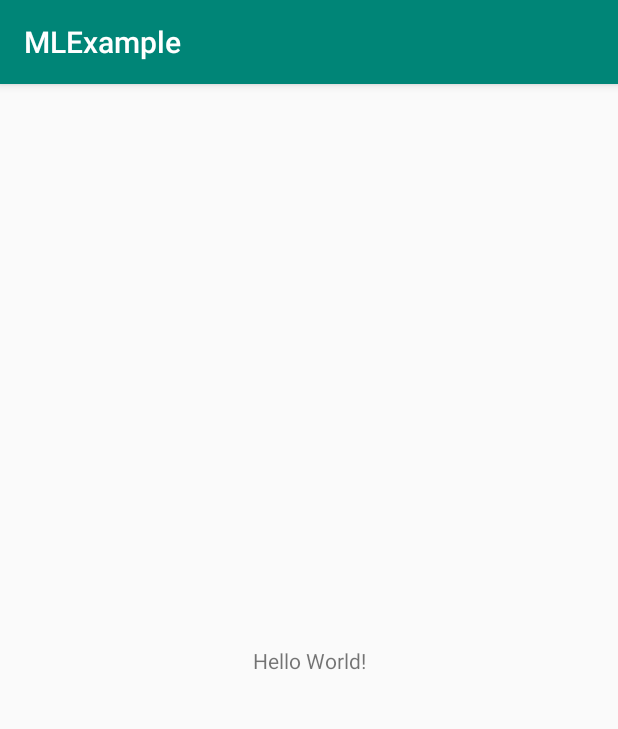
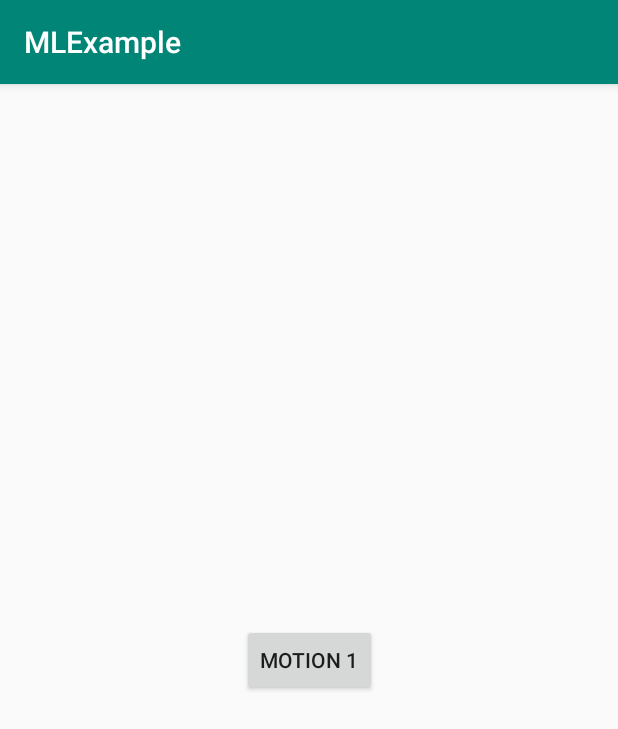
Before and after one commit to TalhaTZA/AndroidKotlin_MotionLayoutDemo, an Android app: the screen it shows after launch (MainActivity), on a phone screen of 412 x 824 dp. Shown: the top 729 px of the screen. Run offline under Robolectric (Android 15) with nearby library versions, the phone set to English and light mode, and no system bars; our stand-ins replace data binding.

Commit message:
ADD basic motion

```diff
--- a/app/src/main/AndroidManifest.xml
+++ b/app/src/main/AndroidManifest.xml
@@ -16,6 +16,8 @@
                 <category android:name="android.intent.category.LAUNCHER"/>
             </intent-filter>
         </activity>
+        <activity android:name=".MotionBasic1Activity">
+        </activity>
     </application>
 
 </manifest>
--- a/app/src/main/java/kt/enterprises/com/mlexample/MainActivity.kt
+++ b/app/src/main/java/kt/enterprises/com/mlexample/MainActivity.kt
@@ -1,12 +1,39 @@
 package kt.enterprises.com.mlexample
 
+import android.content.Intent
 import androidx.appcompat.app.AppCompatActivity
 import android.os.Bundle
+import android.view.View
+import androidx.databinding.DataBindingUtil
+import kt.enterprises.com.mlexample.databinding.ActivityMainBinding
 
-class MainActivity : AppCompatActivity() {
+class MainActivity : AppCompatActivity() , View.OnClickListener {
+
+
+    private lateinit var mBinding: ActivityMainBinding
 
     override fun onCreate(savedInstanceState: Bundle?) {
         super.onCreate(savedInstanceState)
         setContentView(R.layout.activity_main)
+
+        mBinding = DataBindingUtil.setContentView(this@MainActivity,R.layout.activity_main)
+
+        mBinding.apply {
+            btnMotion1.setOnClickListener(this@MainActivity)
+        }
+
+
+    }
+
+    override fun onClick(view: View?) {
+
+        when (view?.id){
+            null ->{}
+
+            R.id.btn_motion_1 ->{
+                startActivity(Intent(this@MainActivity,MotionBasic1Activity::class.java))
+            }
+
+        }
     }
 }
--- a/app/src/main/res/layout/activity_main.xml
+++ b/app/src/main/res/layout/activity_main.xml
@@ -1,19 +1,31 @@
 <?xml version="1.0" encoding="utf-8"?>
-<androidx.constraintlayout.widget.ConstraintLayout
+
+<layout
         xmlns:android="http://schemas.android.com/apk/res/android"
         xmlns:tools="http://schemas.android.com/tools"
-        xmlns:app="http://schemas.android.com/apk/res-auto"
+        xmlns:app="http://schemas.android.com/apk/res-auto">
+
+    <androidx.constraintlayout.widget.ConstraintLayout
             android:layout_width="match_parent"
             android:layout_height="match_parent"
             tools:context=".MainActivity">
 
-    <TextView
+        <Button
+                android:text="Motion 1"
                 android:layout_width="wrap_content"
                 android:layout_height="wrap_content"
-            android:text="Hello World!"
-            app:layout_constraintBottom_toBottomOf="parent"
-            app:layout_constraintLeft_toLeftOf="parent"
-            app:layout_constraintRight_toRightOf="parent"
-            app:layout_constraintTop_toTopOf="parent"/>
+                android:id="@+id/btn_motion_1"
+                android:layout_marginTop="8dp"
+                app:layout_constraintTop_toTopOf="parent"
+                app:layout_constraintStart_toStartOf="parent"
+                android:layout_marginStart="8dp"
+                app:layout_constraintEnd_toEndOf="parent"
+                android:layout_marginEnd="8dp"
+                android:layout_marginBottom="8dp"
+                app:layout_constraintBottom_toBottomOf="parent"/>
+
 
     </androidx.constraintlayout.widget.ConstraintLayout>
+
+
+</layout>
```
Also changed, not shown: app/build.gradle (+7 -1 lines), app/src/main/java/kt/enterprises/com/mlexample/MotionBasic1Activity.kt (added, +14 -0 lines), app/src/main/res/layout/activity_motion_basic1.xml (added, +26 -0 lines), app/src/main/res/layout/motion_1_cl_end.xml (added, +20 -0 lines), app/src/main/res/layout/motion_1_cl_start.xml (added, +20 -0 lines), app/src/main/res/xml/scene_1.xml (added, +15 -0 lines). Lines whose indentation alone changed are shown as unchanged.
